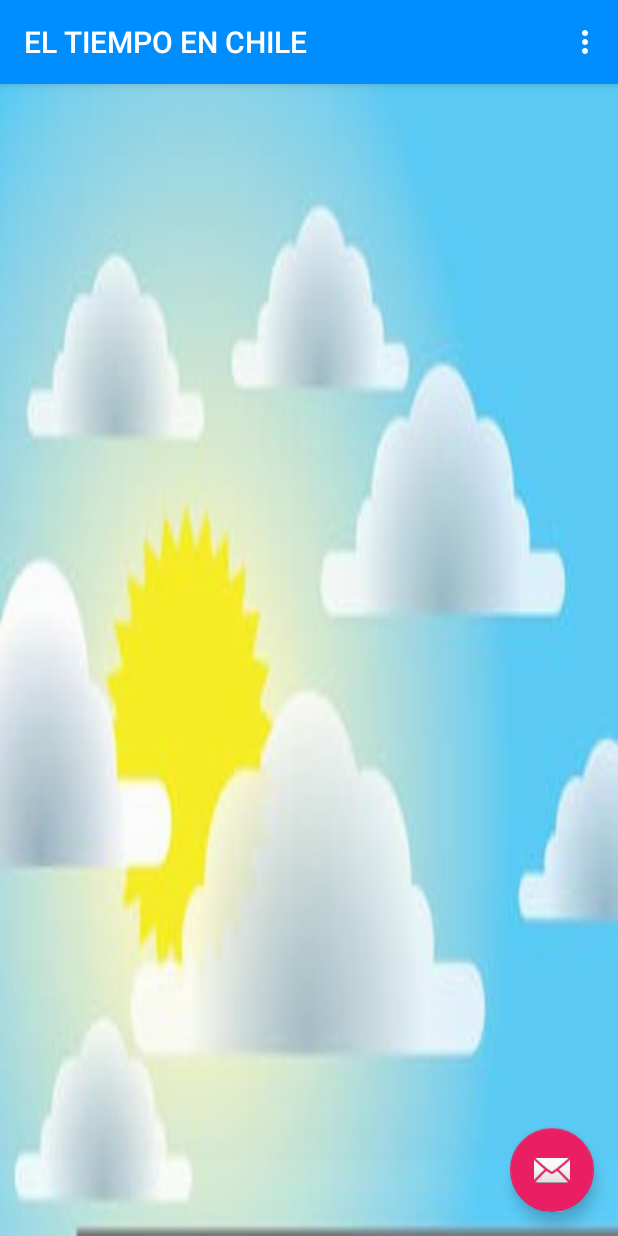
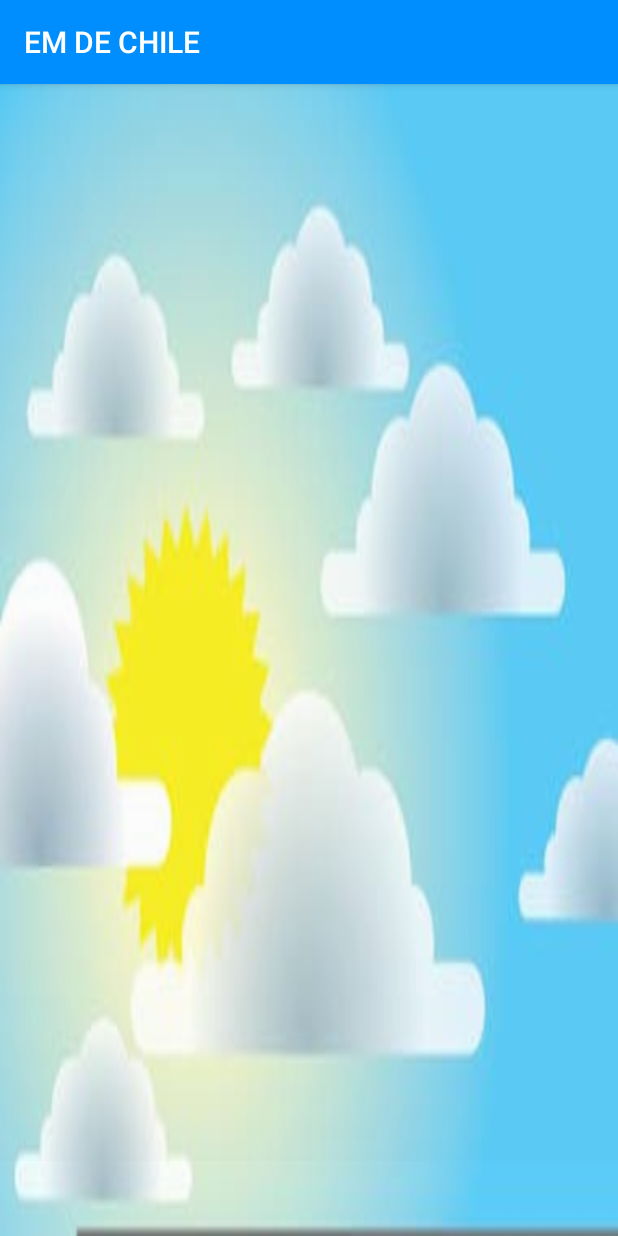
Before and after one commit to KatherinaSeguel/APPCLIMA, an Android app: the screen it shows after launch (MainActivity), on a phone screen of 412 x 824 dp. Run offline under Robolectric (Android 15) with nearby library versions, the phone set to English and light mode, and no system bars; our stand-ins replace Room's generated code.

Commit message:
APP Version 1.0

```diff
--- a/app/src/main/AndroidManifest.xml
+++ b/app/src/main/AndroidManifest.xml
@@ -13,7 +13,7 @@
         android:theme="@style/AppTheme">
         <activity
             android:name="ui.MainActivity"
-            android:label="EL TIEMPO EN CHILE"
+            android:label="EM DE CHILE"
             android:theme="@style/AppTheme.NoActionBar">
             <intent-filter>
                 <action android:name="android.intent.action.MAIN" />
--- a/app/src/main/java/model/ClimaItem.kt
+++ b/app/src/main/java/model/ClimaItem.kt
@@ -20,4 +20,5 @@ data class ClimaItem(
     val humedad: String,
     @SerializedName("Temp")
     val temp: String
+
 )
--- a/app/src/main/java/ui/MainActivity.kt
+++ b/app/src/main/java/ui/MainActivity.kt
@@ -17,25 +17,5 @@ class MainActivity : AppCompatActivity() {
         setContentView(R.layout.activity_main)
         setSupportActionBar(findViewById(R.id.toolbar))
 
-        findViewById<FloatingActionButton>(R.id.fab).setOnClickListener { view ->
-            Snackbar.make(view, "Replace with your own action", Snackbar.LENGTH_LONG)
-                    .setAction("Action", null).show()
         }
     }
-
-    override fun onCreateOptionsMenu(menu: Menu): Boolean {
-        // Inflate the menu; this adds items to the action bar if it is present.
-        menuInflater.inflate(R.menu.menu_main, menu)
-        return true
-    }
-
-    override fun onOptionsItemSelected(item: MenuItem): Boolean {
-        // Handle action bar item clicks here. The action bar will
-        // automatically handle clicks on the Home/Up button, so long
-        // as you specify a parent activity in AndroidManifest.xml.
-        return when (item.itemId) {
-            R.id.action_settings -> true
-            else -> super.onOptionsItemSelected(item)
-        }
-    }
-}
--- a/app/src/main/res/layout/activity_main.xml
+++ b/app/src/main/res/layout/activity_main.xml
@@ -22,12 +22,4 @@
 
     <include layout="@layout/content_main" />
 
-    <com.google.android.material.floatingactionbutton.FloatingActionButton
-        android:id="@+id/fab"
-        android:layout_width="wrap_content"
-        android:layout_height="wrap_content"
-        android:layout_gravity="bottom|end"
-        android:layout_margin="@dimen/fab_margin"
-        app:srcCompat="@android:drawable/ic_dialog_email" />
-
 </androidx.coordinatorlayout.widget.CoordinatorLayout>
```
Also changed, not shown: 2 other files.
